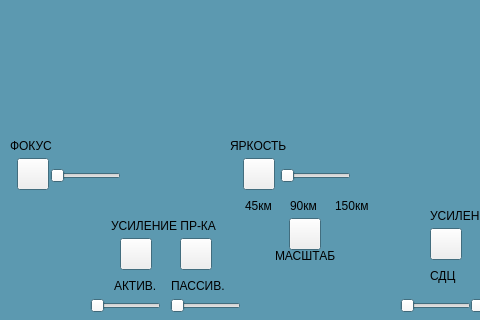
Before: the Qt Designer form commonview.ui in oln0ry/IKO, drawn with Qt 5; both pictures show x 0 to 480 and y 552 to 872 of the 800 by 872 pixel window.
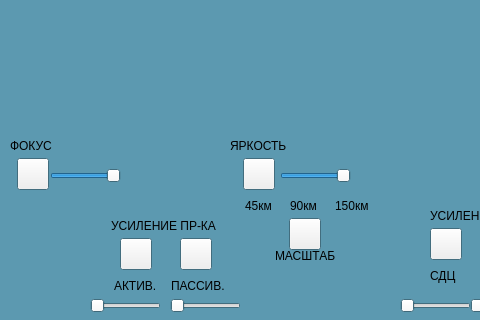
After: the same form once the commit is applied. Icons and pictures are not drawn. Custom widgets are drawn as their Qt base class.

Commit message: Инициализация параметров

```diff
--- a/commonview.ui
+++ b/commonview.ui
@@ -763,6 +763,12 @@
    <property name="cursor">
     <cursorShape>OpenHandCursor</cursorShape>
    </property>
+   <property name="maximum">
+    <number>100</number>
+   </property>
+   <property name="value">
+    <number>100</number>
+   </property>
    <property name="orientation">
     <enum>Qt::Horizontal</enum>
    </property>
@@ -779,6 +785,12 @@
    <property name="cursor">
     <cursorShape>OpenHandCursor</cursorShape>
    </property>
+   <property name="maximum">
+    <number>100</number>
+   </property>
+   <property name="value">
+    <number>100</number>
+   </property>
    <property name="orientation">
     <enum>Qt::Horizontal</enum>
    </property>
```
The commit also changes 1 other file.
